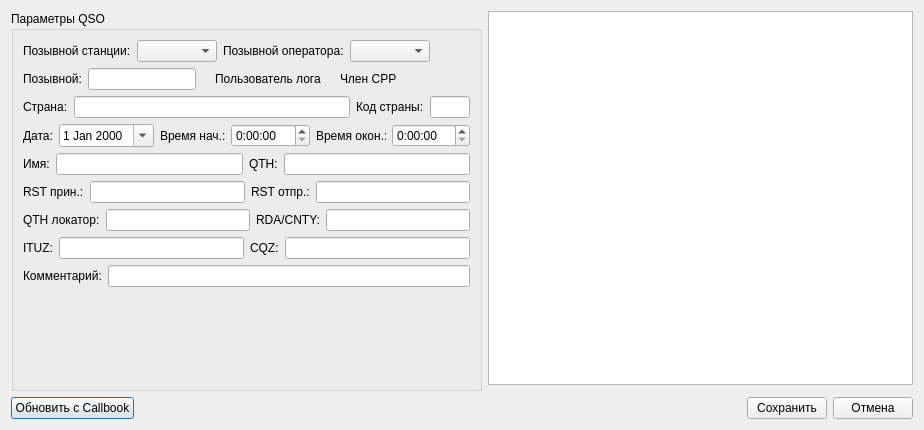
The window that qsoedit.ui (qsosu/logger) describes before a commit, drawn with Qt 5.
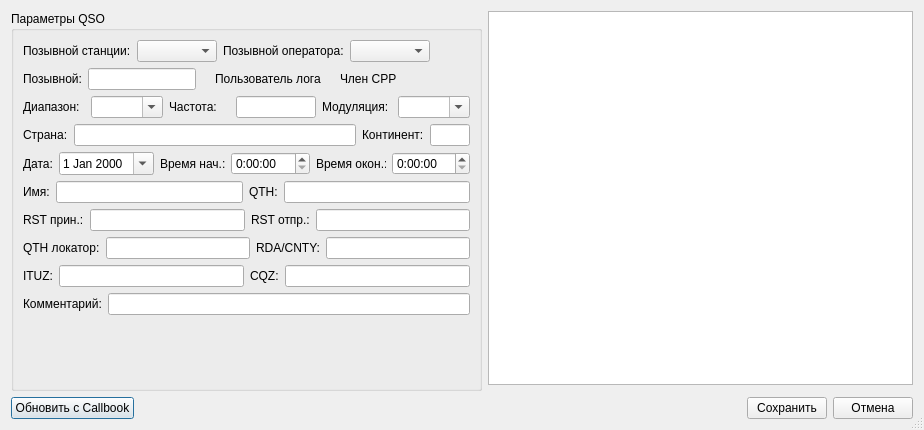
The same window after the commit. Icons and pictures are not drawn.

Patch:
```diff
--- a/qsoedit.ui
+++ b/qsoedit.ui
@@ -17,7 +17,10 @@
    <bool>false</bool>
   </property>
   <property name="windowTitle">
-   <string>Dialog</string>
+   <string>Редактирование QSO</string>
+  </property>
+  <property name="sizeGripEnabled">
+   <bool>true</bool>
   </property>
   <layout class="QGridLayout" name="gridLayout">
    <item row="0" column="0" rowspan="2">
@@ -44,99 +47,27 @@
       <string>Параметры QSO</string>
      </property>
      <layout class="QGridLayout" name="gridLayout_2">
-      <item row="2" column="0">
-       <layout class="QHBoxLayout" name="horizontalLayout_11">
-        <item>
-         <widget class="QLabel" name="label_19">
-          <property name="text">
-           <string>Страна:</string>
-          </property>
-         </widget>
-        </item>
-        <item>
-         <widget class="QLineEdit" name="countrylineEdit"/>
-        </item>
-        <item>
-         <widget class="QLabel" name="label_5">
-          <property name="text">
-           <string>Код страны:</string>
-          </property>
-         </widget>
-        </item>
-        <item>
-         <widget class="QLineEdit" name="countryCodelineEdit">
-          <property name="maximumSize">
-           <size>
-            <width>40</width>
-            <height>16777215</height>
-           </size>
-          </property>
-         </widget>
-        </item>
-       </layout>
-      </item>
-      <item row="7" column="0">
-       <layout class="QHBoxLayout" name="horizontalLayout_10">
-        <item>
-         <widget class="QLabel" name="label_17">
-          <property name="text">
-           <string>ITUZ:</string>
-          </property>
-         </widget>
-        </item>
-        <item>
-         <widget class="QLineEdit" name="ituzlineEdit"/>
-        </item>
-        <item>
-         <widget class="QLabel" name="label_18">
-          <property name="text">
-           <string>CQZ:</string>
-          </property>
-         </widget>
-        </item>
-        <item>
-         <widget class="QLineEdit" name="cqzlineEdit"/>
-        </item>
-       </layout>
-      </item>
       <item row="8" column="0">
-       <layout class="QHBoxLayout" name="horizontalLayout_7">
-        <property name="sizeConstraint">
-         <enum>QLayout::SetMinimumSize</enum>
-        </property>
+       <layout class="QHBoxLayout" name="horizontalLayout_5">
         <item>
-         <widget class="QLabel" name="label_12">
+         <widget class="QLabel" name="label_10">
           <property name="text">
-           <string>Комментарий:</string>
+           <string>QTH локатор:</string>
           </property>
          </widget>
         </item>
         <item>
-         <widget class="QLineEdit" name="comment_lineEdit"/>
+         <widget class="QLineEdit" name="qthloc_lineEdit"/>
         </item>
-       </layout>
-      </item>
-      <item row="4" column="0">
-       <layout class="QHBoxLayout" name="horizontalLayout_3">
         <item>
-         <widget class="QLabel" name="label_8">
+         <widget class="QLabel" name="label_11">
           <property name="text">
-           <string>Имя:</string>
+           <string>RDA/CNTY:</string>
           </property>
          </widget>
         </item>
         <item>
-         <widget class="QLineEdit" name="name_lineEdit"/>
-        </item>
-        <item>
-         <widget class="QLabel" name="label_9">
-          <property name="text">
-           <string>QTH:</string>
-          </property>
-         </widget>
-        </item>
-        <item>
-         <widget class="QLineEdit" name="qth_lineEdit"/>
+         <widget class="QLineEdit" name="rda_lineEdit"/>
         </item>
        </layout>
       </item>
@@ -192,6 +123,37 @@
        </layout>
       </item>
       <item row="3" column="0">
+       <layout class="QHBoxLayout" name="horizontalLayout_11">
+        <item>
+         <widget class="QLabel" name="label_19">
+          <property name="text">
+           <string>Страна:</string>
+          </property>
+         </widget>
+        </item>
+        <item>
+         <widget class="QLineEdit" name="countrylineEdit"/>
+        </item>
+        <item>
+         <widget class="QLabel" name="label_5">
+          <property name="text">
+           <string>Континент:</string>
+          </property>
+         </widget>
+        </item>
+        <item>
+         <widget class="QLineEdit" name="countryCodelineEdit">
+          <property name="maximumSize">
+           <size>
+            <width>40</width>
+            <height>16777215</height>
+           </size>
+          </property>
+         </widget>
+        </item>
+       </layout>
+      </item>
+      <item row="4" column="0">
        <layout class="QHBoxLayout" name="horizontalLayout_9">
         <item>
          <widget class="QLabel" name="label">
@@ -256,26 +218,56 @@
        </layout>
       </item>
       <item row="5" column="0">
-       <layout class="QHBoxLayout" name="horizontalLayout_4">
+       <layout class="QHBoxLayout" name="horizontalLayout_3">
         <item>
-         <widget class="QLabel" name="label_6">
+         <widget class="QLabel" name="label_8">
           <property name="text">
-           <string>RST прин.:</string>
+           <string>Имя:</string>
           </property>
          </widget>
         </item>
         <item>
-         <widget class="QLineEdit" name="rstr_lineEdit"/>
+         <widget class="QLineEdit" name="name_lineEdit"/>
         </item>
         <item>
-         <widget class="QLabel" name="label_7">
+         <widget class="QLabel" name="label_9">
           <property name="text">
-           <string>RST отпр.:</string>
+           <string>QTH:</string>
           </property>
          </widget>
         </item>
         <item>
-         <widget class="QLineEdit" name="rsts_lineEdit"/>
+         <widget class="QLineEdit" name="qth_lineEdit"/>
+        </item>
+       </layout>
+      </item>
+      <item row="11" column="0">
+       <spacer name="verticalSpacer">
+        <property name="orientation">
+         <enum>Qt::Vertical</enum>
+        </property>
+        <property name="sizeHint" stdset="0">
+         <size>
+          <width>20</width>
+          <height>40</height>
+         </size>
+        </property>
+       </spacer>
+      </item>
+      <item row="10" column="0">
+       <layout class="QHBoxLayout" name="horizontalLayout_7">
+        <property name="sizeConstraint">
+         <enum>QLayout::SetMinimumSize</enum>
+        </property>
+        <item>
+         <widget class="QLabel" name="label_12">
+          <property name="text">
+           <string>Комментарий:</string>
+          </property>
+         </widget>
+        </item>
+        <item>
+         <widget class="QLineEdit" name="comment_lineEdit"/>
         </item>
        </layout>
       </item>
@@ -340,42 +332,108 @@
         </item>
        </layout>
       </item>
-      <item row="6" column="0">
-       <layout class="QHBoxLayout" name="horizontalLayout_5">
+      <item row="7" column="0">
+       <layout class="QHBoxLayout" name="horizontalLayout_4">
         <item>
-         <widget class="QLabel" name="label_10">
+         <widget class="QLabel" name="label_6">
           <property name="text">
-           <string>QTH локатор:</string>
+           <string>RST прин.:</string>
           </property>
          </widget>
         </item>
         <item>
-         <widget class="QLineEdit" name="qthloc_lineEdit"/>
+         <widget class="QLineEdit" name="rstr_lineEdit"/>
         </item>
         <item>
-         <widget class="QLabel" name="label_11">
+         <widget class="QLabel" name="label_7">
           <property name="text">
-           <string>RDA/CNTY:</string>
+           <string>RST отпр.:</string>
           </property>
          </widget>
         </item>
         <item>
-         <widget class="QLineEdit" name="rda_lineEdit"/>
+         <widget class="QLineEdit" name="rsts_lineEdit"/>
         </item>
        </layout>
       </item>
       <item row="9" column="0">
-       <spacer name="verticalSpacer">
-        <property name="orientation">
-         <enum>Qt::Vertical</enum>
-        </property>
-        <property name="sizeHint" stdset="0">
-         <size>
-          <width>20</width>
-          <height>40</height>
-         </size>
-        </property>
-       </spacer>
+       <layout class="QHBoxLayout" name="horizontalLayout_10">
+        <item>
+         <widget class="QLabel" name="label_17">
+          <property name="text">
+           <string>ITUZ:</string>
+          </property>
+         </widget>
+        </item>
+        <item>
+         <widget class="QLineEdit" name="ituzlineEdit"/>
+        </item>
+        <item>
+         <widget class="QLabel" name="label_18">
+          <property name="text">
+           <string>CQZ:</string>
+          </property>
+         </widget>
+        </item>
+        <item>
+         <widget class="QLineEdit" name="cqzlineEdit"/>
+        </item>
+       </layout>
+      </item>
+      <item row="2" column="0">
+       <layout class="QHBoxLayout" name="horizontalLayout_8">
+        <item>
+         <widget class="QLabel" name="label_15">
+          <property name="text">
+           <string>Диапазон: </string>
+          </property>
+         </widget>
+        </item>
+        <item>
+         <widget class="QComboBox" name="bandCombo">
+          <property name="editable">
+           <bool>true</bool>
+          </property>
+          <property name="maxVisibleItems">
+           <number>20</number>
+          </property>
+         </widget>
+        </item>
+        <item>
+         <widget class="QLabel" name="label_16">
+          <property name="text">
+           <string>Частота: </string>
+          </property>
+         </widget>
+        </item>
+        <item>
+         <widget class="QLineEdit" name="feqLine">
+          <property name="maximumSize">
+           <size>
+            <width>80</width>
+            <height>16777215</height>
+           </size>
+          </property>
+         </widget>
+        </item>
+        <item>
+         <widget class="QLabel" name="label_20">
+          <property name="text">
+           <string>Модуляция: </string>
+          </property>
+         </widget>
+        </item>
+        <item>
+         <widget class="QComboBox" name="modeCombo">
+          <property name="editable">
+           <bool>true</bool>
+          </property>
+          <property name="maxVisibleItems">
+           <number>20</number>
+          </property>
+         </widget>
+        </item>
+       </layout>
       </item>
      </layout>
     </widget>
```
Left out of the diff: 23 changed lines with no effect on the pictures.
